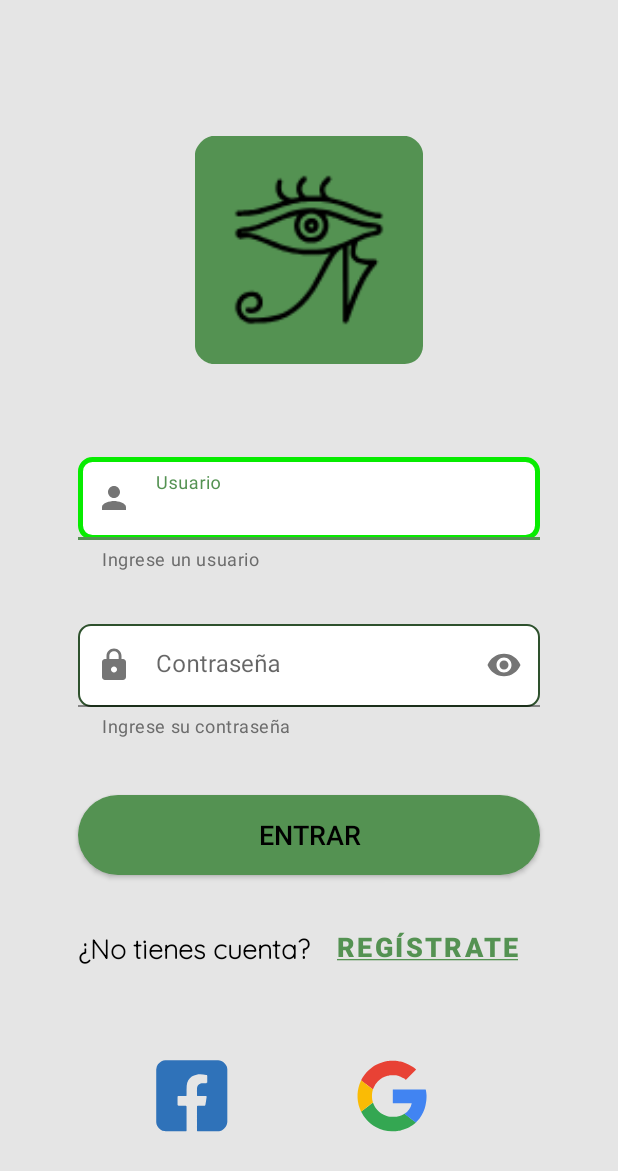
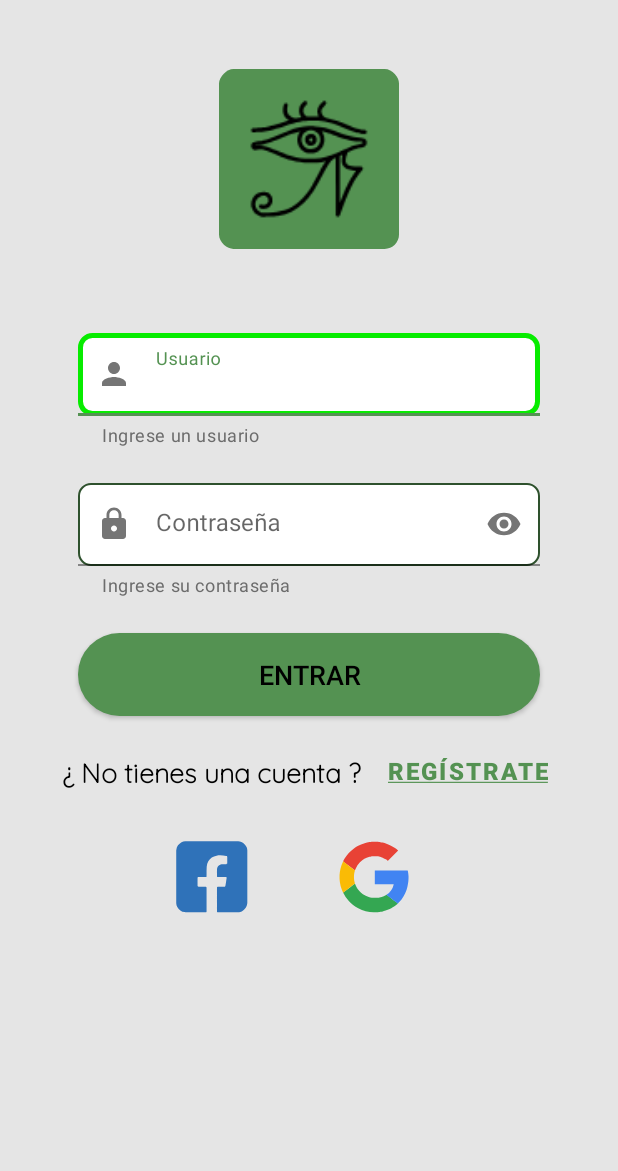
Before and after one commit to johnasob/Horusmap1.0, an Android app: the screen it shows after launch (MainActivity), on a phone screen of 412 x 824 dp. Shown: the top 1171 px of the screen. Run offline under Robolectric (Android 15) with nearby library versions, the phone set to English and light mode, and no system bars.

Commit message:
scroll agregado

```diff
--- a/app/build.gradle
+++ b/app/build.gradle
@@ -40,6 +40,7 @@ dependencies {
     implementation 'org.jetbrains.kotlinx:kotlinx-coroutines-android:1.3.0'
     implementation 'com.google.android.material:material:1.4.0'
     implementation 'androidx.constraintlayout:constraintlayout:2.1.1'
+    implementation 'androidx.gridlayout:gridlayout:1.0.0'
     testImplementation 'junit:junit:4.13.2'
     androidTestImplementation 'androidx.test.ext:junit:1.1.3'
     androidTestImplementation 'androidx.test.espresso:espresso-core:3.4.0'
--- a/app/src/main/res/layout/activity_main.xml
+++ b/app/src/main/res/layout/activity_main.xml
@@ -1,20 +1,25 @@
 <?xml version="1.0" encoding="utf-8"?>
-<androidx.constraintlayout.widget.ConstraintLayout xmlns:android="http://schemas.android.com/apk/res/android"
-    xmlns:app="http://schemas.android.com/apk/res-auto"
+<ScrollView xmlns:android="http://schemas.android.com/apk/res/android"
     xmlns:tools="http://schemas.android.com/tools"
     android:layout_width="match_parent"
-    android:layout_height="match_parent"
+    xmlns:app="http://schemas.android.com/apk/res-auto"
     android:background="@color/gray2"
     android:backgroundTint="@color/gray2"
+    android:layout_height="match_parent">
+
+    <androidx.constraintlayout.widget.ConstraintLayout
+        android:layout_width="match_parent"
+        android:layout_height="wrap_content"
         tools:context=".MainActivity">
 
         <ImageView
             android:id="@+id/icono_horus"
-        android:layout_width="152dp"
-        android:layout_height="172dp"
+            android:layout_width="0dp"
+            android:layout_height="120dp"
+            android:layout_marginStart="120dp"
             android:layout_marginTop="46dp"
-        android:layout_marginBottom="537dp"
-        app:layout_constraintBottom_toBottomOf="parent"
+            android:layout_marginEnd="120dp"
+            android:contentDescription="@string/Logo_horus"
             app:layout_constraintEnd_toEndOf="parent"
             app:layout_constraintStart_toStartOf="parent"
             app:layout_constraintTop_toTopOf="parent"
@@ -23,10 +28,10 @@
         <com.google.android.material.textfield.TextInputLayout
             android:id="@+id/user_login"
             style="@style/Widget.MaterialComponents.TextInputLayout.FilledBox"
-        android:layout_width="0dp"
-        android:layout_height="78dp"
+            android:layout_width="match_parent"
+            android:layout_height="wrap_content"
             android:layout_marginStart="52dp"
-        android:layout_marginTop="52dp"
+            android:layout_marginTop="56dp"
             android:layout_marginEnd="52dp"
             app:endIconMode="clear_text"
             app:errorEnabled="true"
@@ -52,10 +57,10 @@
         <com.google.android.material.textfield.TextInputLayout
             android:id="@+id/password_login"
             style="@style/Widget.MaterialComponents.TextInputLayout.FilledBox"
-        android:layout_width="0dp"
-        android:layout_height="78dp"
+            android:layout_width="match_parent"
+            android:layout_height="wrap_content"
             android:layout_marginStart="52dp"
-        android:layout_marginTop="33dp"
+            android:layout_marginTop="24dp"
             android:layout_marginEnd="52dp"
             app:endIconMode="password_toggle"
             app:errorEnabled="true"
@@ -81,16 +86,18 @@
         <Button
             android:id="@+id/login_button"
             style="@style/Widget.AppCompat.Button"
-        android:layout_width="0dp"
-        android:layout_height="53dp"
-        android:layout_marginTop="36dp"
+            android:layout_width="match_parent"
+            android:layout_height="55dp"
+            android:layout_marginStart="52dp"
+            android:layout_marginTop="24dp"
+            android:layout_marginEnd="52dp"
             android:background="@drawable/custom_boton"
             android:text="ENTRAR"
             android:textAlignment="center"
             android:textColor="@color/black"
             android:textSize="18sp"
-        app:layout_constraintEnd_toEndOf="@+id/password_login"
-        app:layout_constraintStart_toStartOf="@+id/password_login"
+            app:layout_constraintEnd_toEndOf="parent"
+            app:layout_constraintStart_toStartOf="parent"
             app:layout_constraintTop_toBottomOf="@+id/password_login"
             tools:ignore="TextContrastCheck" />
 
@@ -98,57 +105,59 @@
             android:id="@+id/textView"
             android:layout_width="wrap_content"
             android:layout_height="wrap_content"
-        android:layout_marginTop="35dp"
+            android:layout_marginTop="24dp"
+            android:layout_marginEnd="130dp"
             android:fontFamily="@font/quicksand_light"
-        android:text="¿No tienes cuenta?"
+            android:text="¿ No tienes una cuenta ?"
             android:textColor="@color/black"
             android:textSize="18sp"
             android:textStyle="bold"
+            app:layout_constraintEnd_toEndOf="@+id/login_button"
             app:layout_constraintStart_toStartOf="@+id/login_button"
             app:layout_constraintTop_toBottomOf="@+id/login_button" />
 
         <Button
             android:id="@+id/register_button"
-        android:layout_width="wrap_content"
+            android:layout_width="0dp"
             android:layout_height="wrap_content"
+            android:layout_row="0"
+            android:layout_column="7"
             android:layout_marginStart="2dp"
             android:background="@color/transparent"
+            android:freezesText="false"
             android:text="@string/register_button"
-        android:textAlignment="textEnd"
+            android:textAlignment="textStart"
             android:textColor="@color/greenhorus"
-        android:textSize="18sp"
+            android:textSize="16sp"
             android:textStyle="bold"
             app:layout_constraintBottom_toBottomOf="@+id/textView"
-        app:layout_constraintEnd_toEndOf="@+id/login_button"
             app:layout_constraintStart_toEndOf="@+id/textView"
             app:layout_constraintTop_toTopOf="@+id/textView" />
 
         <ImageButton
             android:id="@+id/facebook_button"
-        android:layout_width="0dp"
-        android:layout_height="0dp"
-        android:layout_marginStart="42dp"
-        android:layout_marginTop="12dp"
-        android:layout_marginEnd="200dp"
-        android:layout_marginBottom="30dp"
-        android:backgroundTint="@color/gray2"
-        app:layout_constraintBottom_toBottomOf="parent"
+            style="@android:style/Widget.DeviceDefault.ImageButton"
+            android:layout_width="wrap_content"
+            android:layout_height="wrap_content"
+            android:layout_marginTop="24dp"
+            android:layout_marginEnd="140dp"
+            android:backgroundTint="@color/transparent"
             app:layout_constraintEnd_toEndOf="@+id/register_button"
             app:layout_constraintStart_toStartOf="@+id/textView"
-        app:layout_constraintTop_toBottomOf="@+id/register_button"
+            app:layout_constraintTop_toBottomOf="@+id/textView"
             app:srcCompat="@drawable/custom_facebook" />
 
         <ImageButton
             android:id="@+id/google_button"
-        android:layout_width="0dp"
-        android:layout_height="0dp"
-        android:layout_marginStart="70dp"
-        android:layout_marginEnd="70dp"
-        android:backgroundTint="@color/gray2"
+            style="@android:style/Widget.DeviceDefault.ImageButton"
+            android:layout_width="wrap_content"
+            android:layout_height="wrap_content"
+            android:layout_marginStart="48dp"
+            android:background="@color/transparent"
             app:layout_constraintBottom_toBottomOf="@+id/facebook_button"
-        app:layout_constraintEnd_toEndOf="@+id/register_button"
             app:layout_constraintStart_toEndOf="@+id/facebook_button"
             app:layout_constraintTop_toTopOf="@+id/facebook_button"
             app:srcCompat="@drawable/custom_google" />
 
     </androidx.constraintlayout.widget.ConstraintLayout>
+</ScrollView>
--- a/app/src/main/res/values/strings.xml
+++ b/app/src/main/res/values/strings.xml
@@ -28,6 +28,7 @@
         a la frase "Lorem Ipsum" se pueden encontrar en la Edición de la Biblioteca Clásica Loeb de 1914
         del De Finibus en las secciones 32 y 33. Fue en esta edición del De Finibus en la que H. Rackman
         tradujo el texto. El siguiente fragmento se selecciona de la sección 32</string>
+    <string name="Logo_horus">TODO</string>
     <string-array name="diseases">
         <item>Ceguera</item>
         <item>Deterioro visual leve</item>
```
Also changed, not shown: app/src/main/res/layout/activity_register.xml (+17 -12 lines), app/src/main/res/layout/activity_termns.xml (+43 -24 lines). Lines whose indentation alone changed are shown as unchanged.
